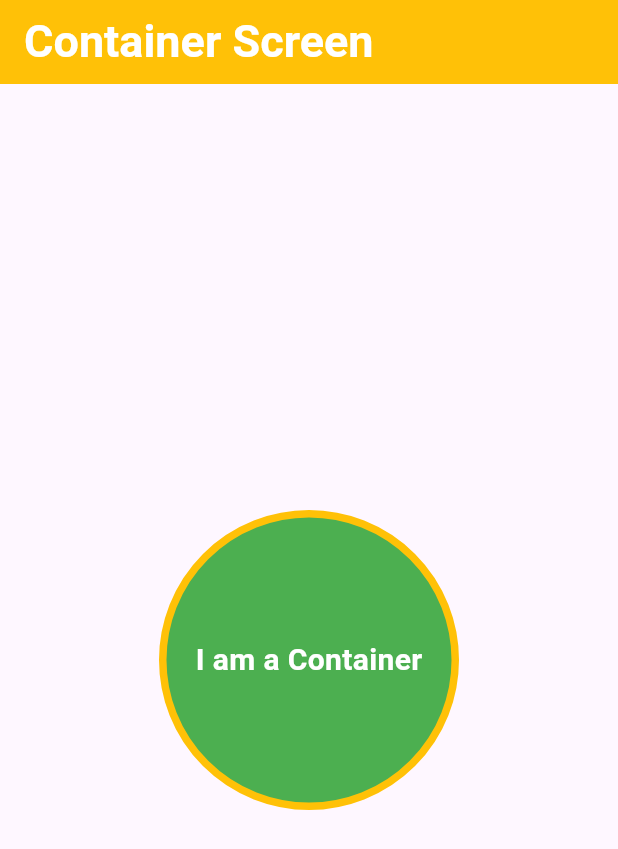
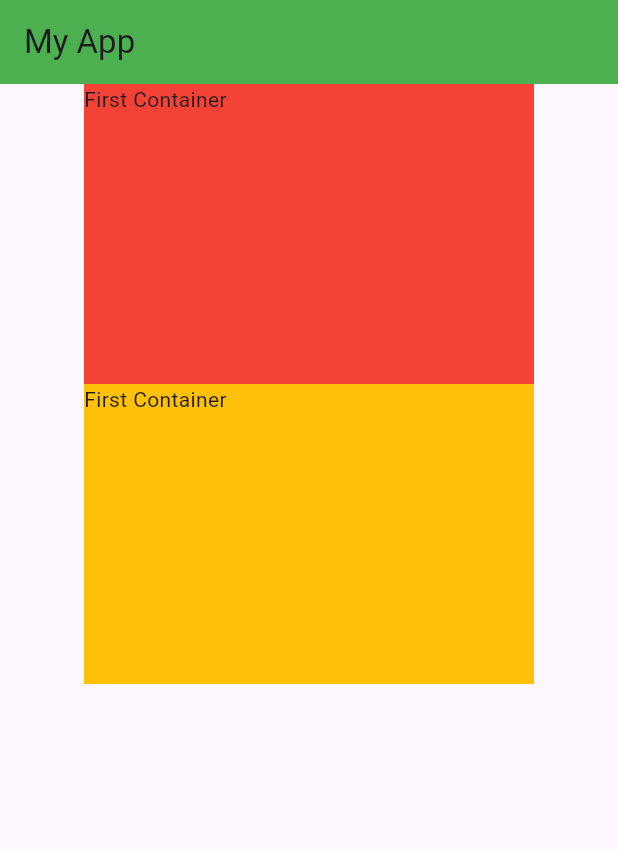
Before and after one commit to diwasbk2k3/my_first_app, a Flutter app: the screen it shows after launch, on a phone screen of 412 x 824 dp. Shown: the top 849 px of the screen. Run offline on Flutter 3.47's test engine with Material 3 defaults, Android fonts, the phone set to English and light mode, and no system bars.

Commit message:
Image and Container

```diff
--- a/lib/app.dart
+++ b/lib/app.dart
@@ -1,6 +1,7 @@
 // stless
 import 'package:flutter/material.dart';
-import 'package:my_first_app/screen/container_screen.dart';
+import 'package:my_first_app/screens/flexible_expanded_screen.dart';
+import 'package:my_first_app/screens/image_view_screen.dart';
 
 class App extends StatelessWidget {
   const App({super.key});
@@ -9,7 +10,7 @@ class App extends StatelessWidget {
   Widget build(BuildContext context) {
     return MaterialApp(
       debugShowCheckedModeBanner: false,
-      home: ContainerScreen()
+      home: FlexibleExpandedScreen()
     );
   }
 }
--- a/lib/screen/container_screen.dart
+++ b/lib/screens/container_screen.dart
@@ -24,8 +24,8 @@ class ContainerScreen extends StatelessWidget {
             width: 200,
             alignment: Alignment.center,
             decoration: BoxDecoration(
+              shape: BoxShape.circle,
               color: Colors.green,
-              shape: BoxShape.circle,
               border: Border.all(
                 color: Colors.amber,
                 width: 5,
--- /dev/null
+++ b/lib/screens/flexible_expanded_screen.dart
@@ -0,0 +1,32 @@
+import 'package:flutter/material.dart';
+import 'package:my_first_app/app.dart';
+
+class FlexibleExpandedScreen extends StatelessWidget {
+  const FlexibleExpandedScreen({super.key});
+
+  @override
+  Widget build(BuildContext context) {
+    return Scaffold(
+      appBar: AppBar(title: Text("My App"),
+      backgroundColor: Colors.green,),
+      body: Center(
+        child: Column(
+          children: [
+            Container(
+              height: 200,
+              width: 300,
+              decoration: BoxDecoration(color: Colors.red),
+              child: Text("First Container"),
+            ),
+            Container(
+              height: 200,
+              width: 300,
+              decoration: BoxDecoration(color: Colors.amber),
+              child: Text("First Container"),
+            ),
+          ],
+        ),
+      ),
+    );
+  }
+}
--- a/pubspec.yaml
+++ b/pubspec.yaml
@@ -58,9 +58,9 @@ flutter:
   uses-material-design: true
 
   # To add assets to your application, add an assets section, like this:
-  # assets:
-  #   - images/a_dot_burr.jpeg
-  #   - images/a_dot_ham.jpeg
+  assets:
+    - assets/images/
+    - assets/icons/
 
   # An image asset can refer to one or more resolution-specific "variants", see
   # https://flutter.dev/to/resolution-aware-images
```
Also changed, not shown: lib/screens/image_view_screen.dart (added, +24 -0 lines), assets/images/img1.jpg (added), assets/images/img2.jpg (added), lib/screens/action_leading_screen.dart (renamed from lib/screen/action_leading_screen.dart), lib/screens/arithmetic_screen.dart (renamed from lib/screen/arithmetic_screen.dart), lib/screens/flutter_layout_screen.dart (renamed from lib/screen/flutter_layout_screen.dart), lib/screens/new_layout_screen.dart (renamed from lib/screen/new_layout_screen.dart), lib/screens/practice_screen.dart (renamed from lib/screen/practice_screen.dart), lib/screens/rich_text_screen.dart (renamed from lib/screen/rich_text_screen.dart), lib/screens/row_and_column_screen.dart (renamed from lib/screen/row_and_column_screen.dart), lib/screens/simple_interest_screen.dart (renamed from lib/screen/simple_interest_screen.dart).
